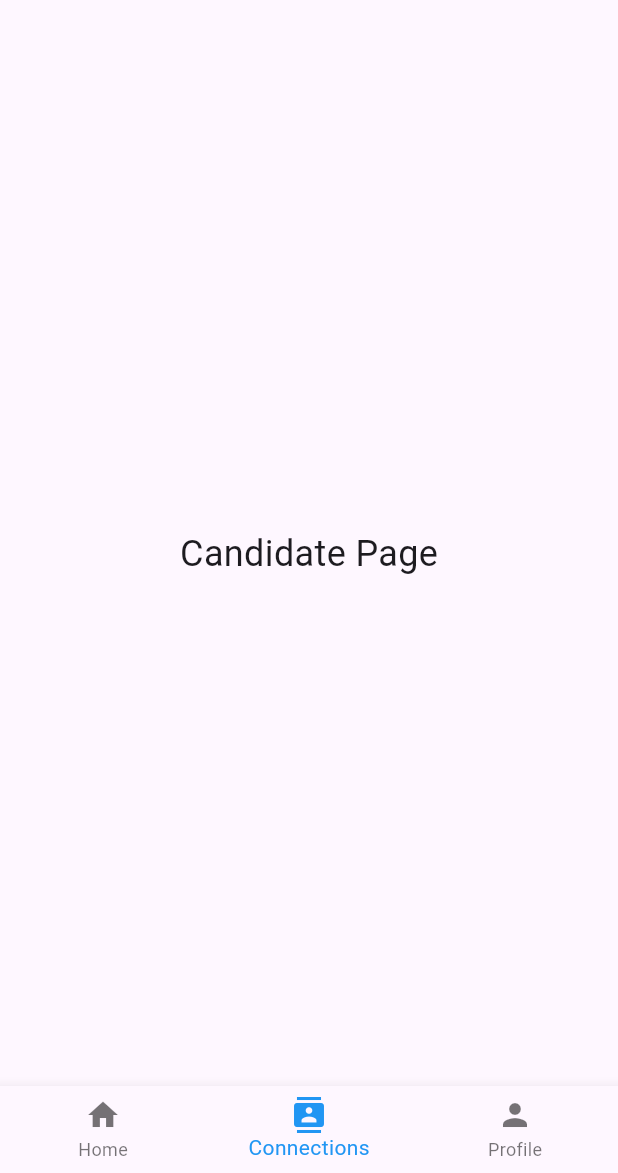
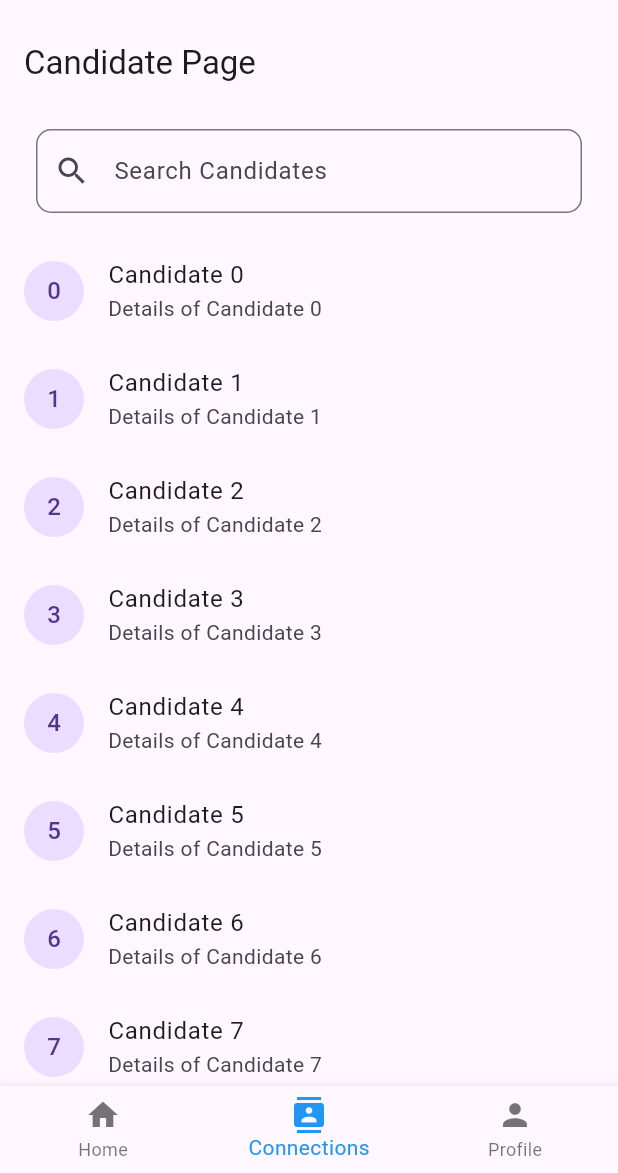
Before and after one commit to NibinByteCode/jobscan_flutter, a Flutter app: the screen it shows after launch, item 2 of the bottom bar chosen, on a phone screen of 412 x 824 dp, the part 63-1236 px from its top. Run offline on Flutter 3.47's test engine with Material 3 defaults, Android fonts, the phone set to English and light mode, and no system bars.

Commit message:
Added candidate_page.dart, candidate_profile.dart, details_page.dart

```diff
--- a/lib/main.dart
+++ b/lib/main.dart
@@ -1,5 +1,6 @@
 import 'package:flutter/material.dart';
 import 'package:jobscan/pages/candidate_page.dart';
+import 'package:jobscan/pages/candidate_profile.dart';
 import 'package:jobscan/pages/home_page.dart';
 import 'package:jobscan/pages/profile_page.dart';
 
@@ -35,6 +36,7 @@ class _MyHomePageState extends State<MyHomePage> {
   static final List<Widget> _widgetOptions = <Widget>[
     const HomePage(),
     const CandidatePage(),
+    // const CandidateProfilePage(),
     const ProfilePage(),
   ];
 
--- a/lib/pages/candidate_page.dart
+++ b/lib/pages/candidate_page.dart
@@ -1,15 +1,70 @@
-import 'package:flutter/cupertino.dart';
+// import 'package:flutter/cupertino.dart';
+import 'package:flutter/material.dart';
 
 class CandidatePage extends StatelessWidget {
-  const CandidatePage({super.key});
+  const CandidatePage({Key? key}) : super(key: key);
 
   @override
   Widget build(BuildContext context) {
-    return const Center(
-      child: Text(
-        'Candidate Page',
-        style: TextStyle(fontSize: 24),
+    return Scaffold(
+      appBar: AppBar(
+        title: Text('Candidate Page'),
+      ),
+      body: Column(
+        children: [
+          const Padding(
+            padding: EdgeInsets.all(8.0),
+            child: SearchView(),
+          ),
+          Expanded(
+            child: ListView.builder(
+              itemCount: 20, // Placeholder for item count
+              itemBuilder: (context, index) {
+                return ListTile(
+                  title: Text('Candidate $index'),
+                  subtitle: Text('Details of Candidate $index'),
+                  leading: CircleAvatar(
+                    child: Text('$index'),
+                  ),
+                  onTap: () {
+                    // Handle list item tap
+                  },
+                );
+              },
+            ),
+          ),
+        ],
       ),
     );
   }
 }
+
+class SearchView extends StatelessWidget {
+  const SearchView({Key? key}) : super(key: key);
+
+  @override
+  Widget build(BuildContext context) {
+    return Padding(
+      padding: const EdgeInsets.symmetric(horizontal: 16.0, vertical: 8.0),
+      child: TextField(
+        decoration: InputDecoration(
+          hintText: 'Search Candidates',
+          prefixIcon: Icon(Icons.search),
+          border: OutlineInputBorder(
+            borderRadius: BorderRadius.circular(10.0),
+          ),
+        ),
+        onChanged: (value) {
+          // Handle search query changes
+        },
+      ),
+    );
+  }
+}
+
+void main() {
+  runApp(const MaterialApp(
+    debugShowCheckedModeBanner: false,
+    home: CandidatePage(),
+  ));
+}
```
Also changed, not shown: lib/pages/candidate_profile.dart (added, +82 -0 lines), lib/pages/details_page.dart (added).
